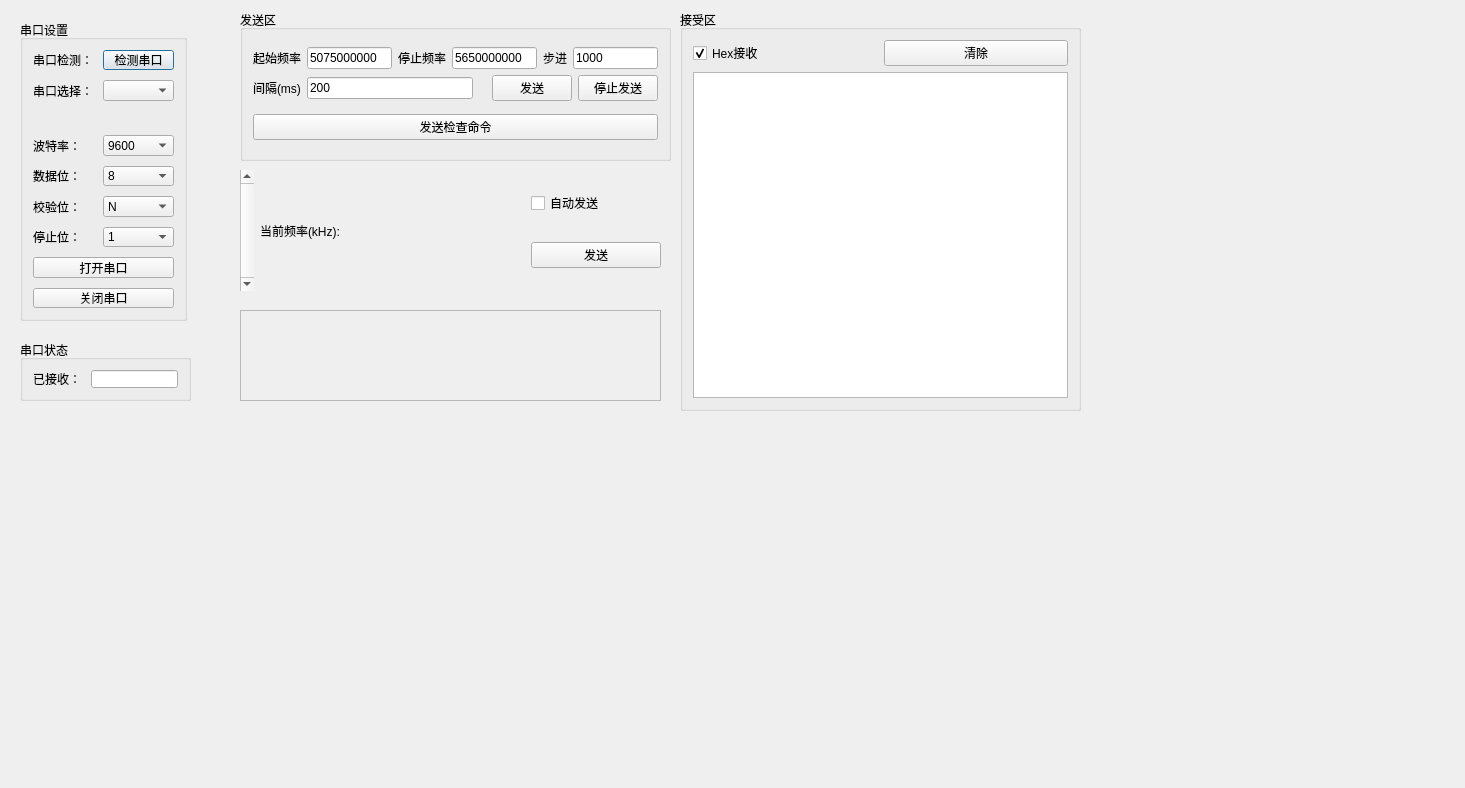
godnative/Qt5Matserial, file QMS_ui_form.ui: the form before one commit.
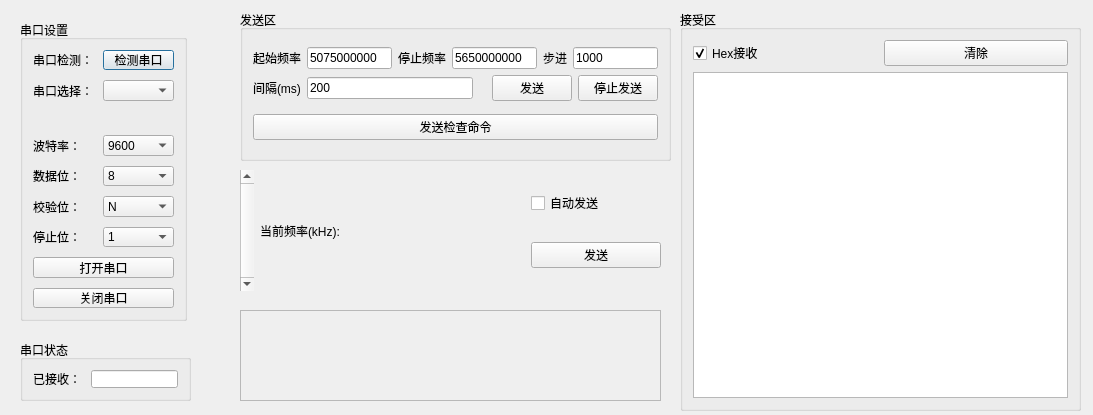
The form after the commit.

Patch:
```diff
--- a/QMS_ui_form.ui
+++ b/QMS_ui_form.ui
@@ -6,8 +6,8 @@
    <rect>
     <x>0</x>
     <y>0</y>
-    <width>1465</width>
-    <height>788</height>
+    <width>1093</width>
+    <height>415</height>
    </rect>
   </property>
   <property name="windowTitle">
```
